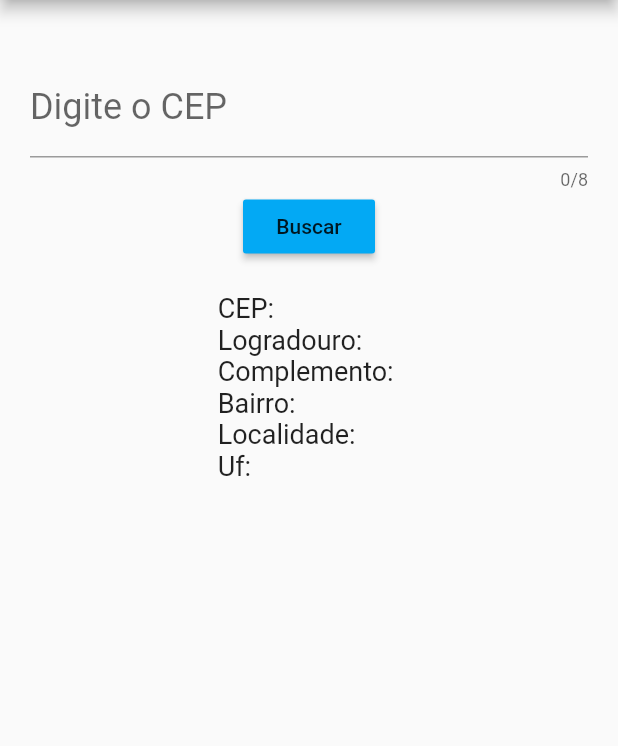
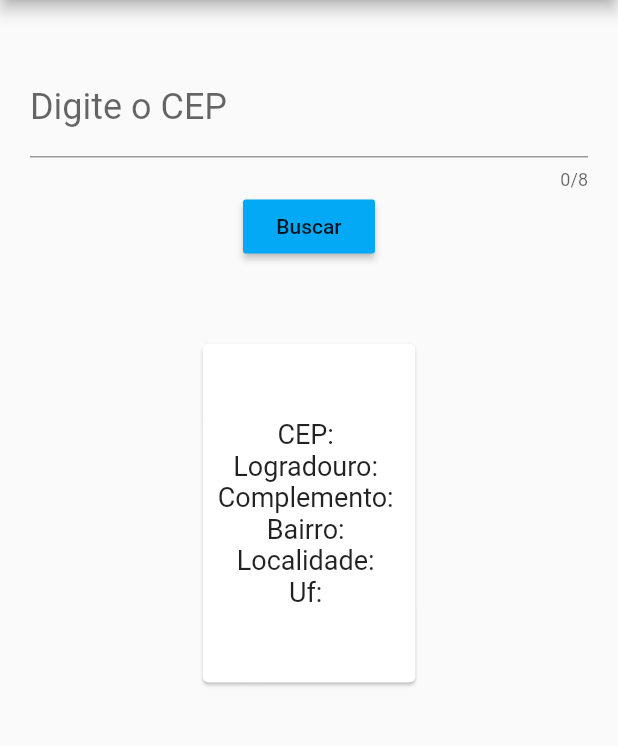
Before and after one commit to ThaysMrtns/App_busca_CEP, a Flutter app: the screen it shows after launch, on a phone screen of 412 x 824 dp, the part 84-830 px from its top. Run offline on Flutter 3.47's test engine with Material 2 defaults, Android fonts, the phone set to English and light mode, and no system bars.

Commit message:
Adicionando card

```diff
--- a/lib/form.dart
+++ b/lib/form.dart
@@ -47,16 +47,25 @@ class _FormularioState extends State<Formulario> {
         },
       ),
       Padding(
-          padding: EdgeInsets.only(top: 20),
+          padding: EdgeInsets.only(top:50),
           child: Column(
             crossAxisAlignment: CrossAxisAlignment.start,
             children: [
-              Text("CEP: $cep", style: TextStyle(fontSize: 18)),
-              Text("Logradouro: $logradouro", style: TextStyle(fontSize: 18)),
-              Text("Complemento: $complemento", style: TextStyle(fontSize: 18)),
-              Text("Bairro: $bairro", style: TextStyle(fontSize: 18)),
-              Text("Localidade: $localidade", style: TextStyle(fontSize: 18)),
-              Text("Uf: $uf", style: TextStyle(fontSize: 18))
+              Card(
+                child: Column(children: [
+                  Padding(
+                    padding: EdgeInsets.only(top:50, bottom: 50, left: 10, right: 10),
+                    child: Column(children: [
+                      Text("CEP: $cep", style: TextStyle(fontSize: 18),),
+                      Text("Logradouro: $logradouro", style: TextStyle(fontSize: 18)),
+                      Text("Complemento: $complemento", style: TextStyle(fontSize: 18)),
+                      Text("Bairro: $bairro", style: TextStyle(fontSize: 18)),
+                      Text("Localidade: $localidade", style: TextStyle(fontSize: 18)),
+                      Text("Uf: $uf", style: TextStyle(fontSize: 18))
+                    ]),
+                  ),
+                ])
+              ),
             ],
           ))
     ]);
```
